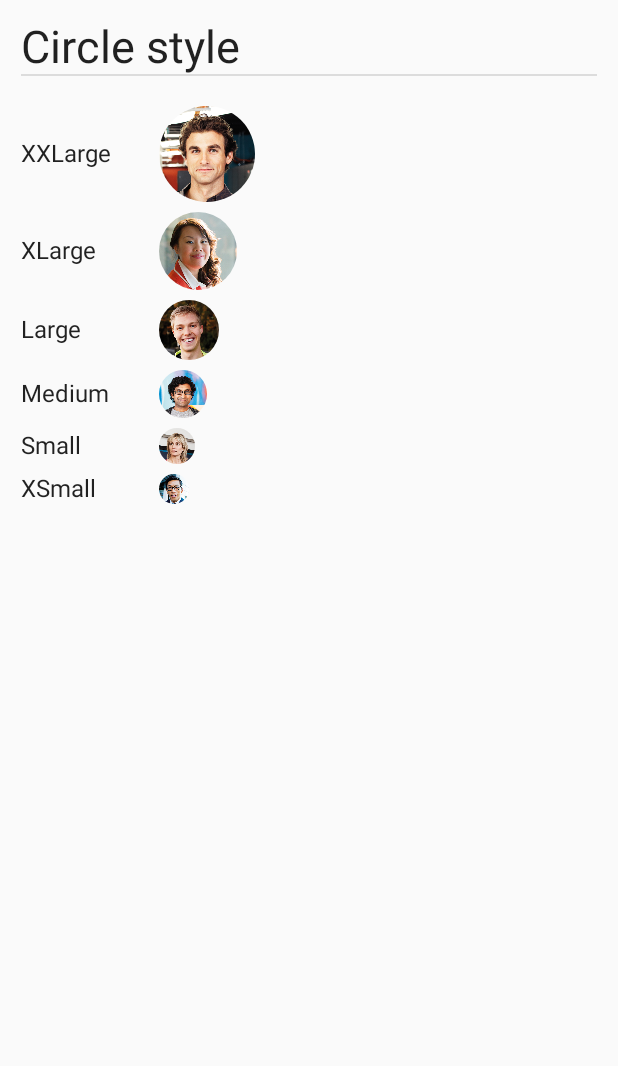
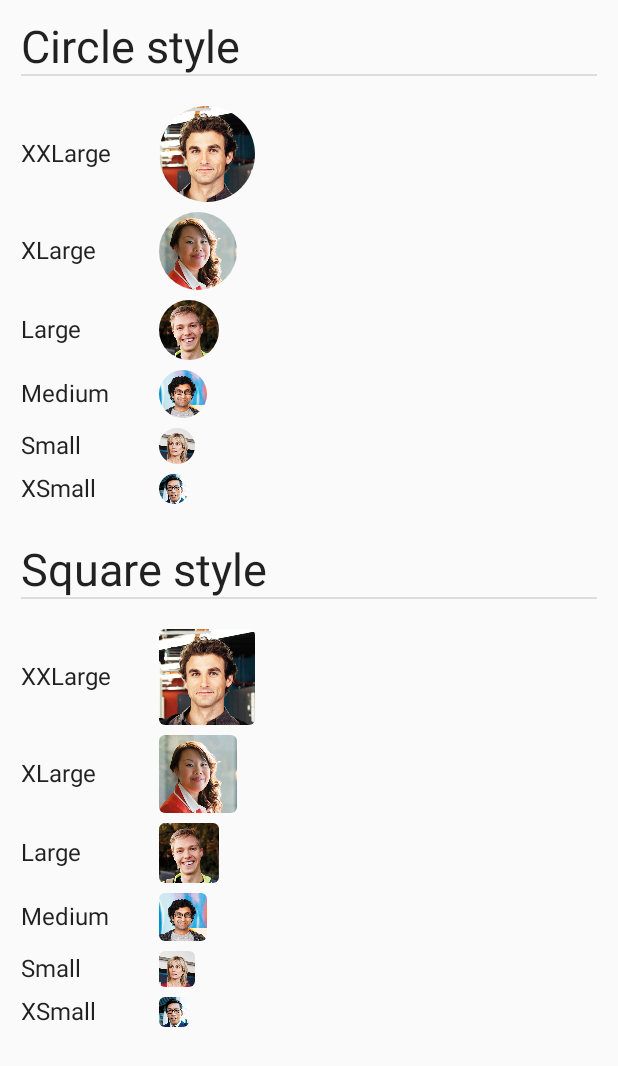
Before and after one commit to Nthily/fluentui, an Android app built with Jetpack Compose: the screen it shows after launch (MainActivity), on a phone screen of 412 x 824 dp. Shown: the top 1066 px of the screen. Run offline under Robolectric (Android 15) with nearby library versions, the phone set to English and light mode, and no system bars.

Commit message:
minor update

```diff
--- a/app/src/main/java/com/github/nthily/fluentui/ui/components/avatar/Avatar.kt
+++ b/app/src/main/java/com/github/nthily/fluentui/ui/components/avatar/Avatar.kt
@@ -14,8 +14,8 @@ import androidx.compose.ui.layout.ContentScale
 @Composable
 fun Avatar(
     modifier: Modifier = Modifier,
-    size: AvatarSize = AvatarSize.XXLARGE,
-    style: AvatarStyle = AvatarStyle.CIRCLE,
+    size: AvatarSize = AvatarSize.XxLarge,
+    style: AvatarStyle = AvatarStyle.Circle,
     painter: Painter,
     contentDescription: String?,
     alignment: Alignment = Alignment.Center,
--- a/app/src/main/java/com/github/nthily/fluentui/ui/components/avatar/AvatarDemo.kt
+++ b/app/src/main/java/com/github/nthily/fluentui/ui/components/avatar/AvatarDemo.kt
@@ -1,12 +1,10 @@
 package com.github.nthily.fluentui.ui.components.avatar
 
-import androidx.compose.foundation.border
 import androidx.compose.foundation.layout.*
 import androidx.compose.material.Divider
 import androidx.compose.material.Text
 import androidx.compose.runtime.Composable
 import androidx.compose.ui.Modifier
-import androidx.compose.ui.graphics.Color
 import androidx.compose.ui.res.painterResource
 import androidx.compose.ui.unit.dp
 import androidx.compose.ui.unit.sp
@@ -26,19 +24,16 @@ fun AvatarDemo() {
         Divider(thickness = 1.dp, modifier = Modifier.fillMaxWidth())
         HeightSpacer(value = 10.dp)
         CircleStyle()
+        HeightSpacer(value = 10.dp)
+        Text("Square style", fontSize = 30.sp)
+        Divider(thickness = 1.dp, modifier = Modifier.fillMaxWidth())
+        HeightSpacer(value = 10.dp)
+        SquareStyle()
     }
 }
 
 @Composable
 fun CircleStyle() {
-    val people = listOf(
-        People(AvatarStyle.CIRCLE, AvatarSize.XXLARGE, R.drawable.avatar_allan_munger),
-        People(AvatarStyle.CIRCLE, AvatarSize.XLARGE, R.drawable.avatar_amanda_brady),
-        People(AvatarStyle.CIRCLE, AvatarSize.LARGE, R.drawable.avatar_ashley_mccarthy),
-        People(AvatarStyle.CIRCLE, AvatarSize.MEDIUM, R.drawable.avatar_carlos_slattery),
-        People(AvatarStyle.CIRCLE, AvatarSize.SMALL, R.drawable.avatar_carole_poland),
-        People(AvatarStyle.CIRCLE, AvatarSize.XSMALL, R.drawable.avatar_cecil_folk)
-    )
     Column {
         people.forEach {
             CenterRow(
@@ -49,7 +44,7 @@ fun CircleStyle() {
                 Avatar(
                     painter = painterResource(it.resId),
                     contentDescription = null,
-                    style = it.style,
+                    style = AvatarStyle.Circle,
                     size = it.size,
                 )
             }
@@ -58,8 +53,37 @@ fun CircleStyle() {
     }
 }
 
-data class People(
-    val style: AvatarStyle,
+@Composable
+fun SquareStyle() {
+    Column {
+        people.forEach {
+            CenterRow(
+                modifier = Modifier.fillMaxWidth(),
+            ) {
+                Text(it.size.toString(), modifier = Modifier.width(60.dp))
+                WidthSpacer(value = 16.dp)
+                Avatar(
+                    painter = painterResource(it.resId),
+                    contentDescription = null,
+                    style = AvatarStyle.Square,
+                    size = it.size,
+                )
+            }
+            HeightSpacer(value = 3.dp)
+        }
+    }
+}
+
+internal val people = listOf(
+    People(AvatarSize.XxLarge, R.drawable.avatar_allan_munger),
+    People(AvatarSize.Xlarge, R.drawable.avatar_amanda_brady),
+    People(AvatarSize.Large, R.drawable.avatar_ashley_mccarthy),
+    People(AvatarSize.Medium, R.drawable.avatar_carlos_slattery),
+    People(AvatarSize.Small, R.drawable.avatar_carole_poland),
+    People(AvatarSize.Xsmall, R.drawable.avatar_cecil_folk)
+)
+
+internal data class People(
     val size: AvatarSize,
     val resId: Int
 )
--- a/app/src/main/java/com/github/nthily/fluentui/ui/components/avatar/AvatarSize.kt
+++ b/app/src/main/java/com/github/nthily/fluentui/ui/components/avatar/AvatarSize.kt
@@ -4,21 +4,21 @@ import androidx.compose.ui.unit.Dp
 import androidx.compose.ui.unit.dp
 
 sealed class AvatarSize(val dp: Dp) {
-    object XSMALL: AvatarSize(20.dp)
-    object SMALL: AvatarSize(24.dp)
-    object MEDIUM: AvatarSize(32.dp)
-    object LARGE: AvatarSize(40.dp)
-    object XLARGE: AvatarSize(52.dp)
-    object XXLARGE: AvatarSize(64.dp)
+    object Xsmall: AvatarSize(20.dp)
+    object Small: AvatarSize(24.dp)
+    object Medium: AvatarSize(32.dp)
+    object Large: AvatarSize(40.dp)
+    object Xlarge: AvatarSize(52.dp)
+    object XxLarge: AvatarSize(64.dp)
 
     override fun toString(): String {
         return when(this) {
-            XSMALL -> "XSmall"
-            SMALL -> "Small"
-            MEDIUM -> "Medium"
-            LARGE -> "Large"
-            XLARGE -> "XLarge"
-            XXLARGE -> "XXLarge"
+            Xsmall -> "XSmall"
+            Small -> "Small"
+            Medium -> "Medium"
+            Large -> "Large"
+            Xlarge -> "XLarge"
+            XxLarge -> "XXLarge"
         }
     }
 }
--- a/app/src/main/java/com/github/nthily/fluentui/ui/components/avatar/AvatarStyle.kt
+++ b/app/src/main/java/com/github/nthily/fluentui/ui/components/avatar/AvatarStyle.kt
@@ -6,6 +6,6 @@ import androidx.compose.ui.graphics.Shape
 import androidx.compose.ui.unit.dp
 
 sealed class AvatarStyle(val shape: Shape) {
-    object CIRCLE: AvatarStyle(CircleShape)
-    object SQUARE: AvatarStyle(RoundedCornerShape(4.dp))
+    object Circle: AvatarStyle(CircleShape)
+    object Square: AvatarStyle(RoundedCornerShape(4.dp))
 }
```
